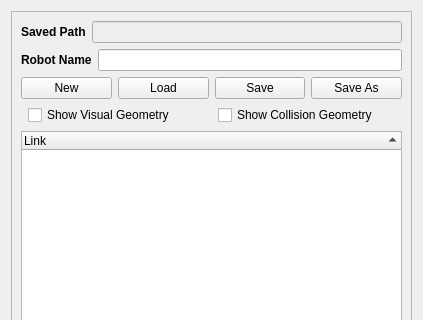
Qt form tobas_gui/urdf_builder/ui/urdf_builder_panel.ui (TobasFlightControl/tobas) before a commit; both pictures show x 0 to 423 and y 0 to 320 of the 423 by 486 pixel window.
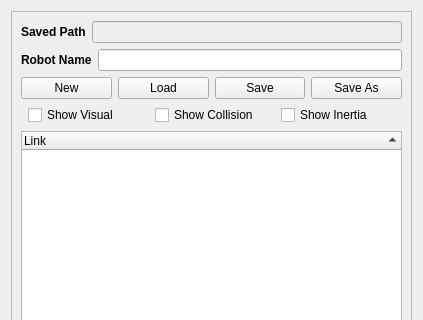
The same form after that commit.

Commit message: Inertiaを可視化

Patch:
```diff
--- a/tobas_gui/urdf_builder/ui/urdf_builder_panel.ui
+++ b/tobas_gui/urdf_builder/ui/urdf_builder_panel.ui
@@ -132,14 +132,21 @@
                   <item>
                     <widget class="QCheckBox" name="EnableVisualCheckBox">
                       <property name="text">
-                        <string>Show Visual Geometry</string>
+                        <string>Show Visual</string>
                       </property>
                     </widget>
                   </item>
                   <item>
                     <widget class="QCheckBox" name="EnableCollisionCheckBox">
                       <property name="text">
-                        <string>Show Collision Geometry</string>
+                        <string>Show Collision</string>
+                      </property>
+                    </widget>
+                  </item>
+                  <item>
+                    <widget class="QCheckBox" name="EnableInertiaCheckBox">
+                      <property name="text">
+                        <string>Show Inertia</string>
                       </property>
                     </widget>
                   </item>
```
The commit also changes 5 other files.
